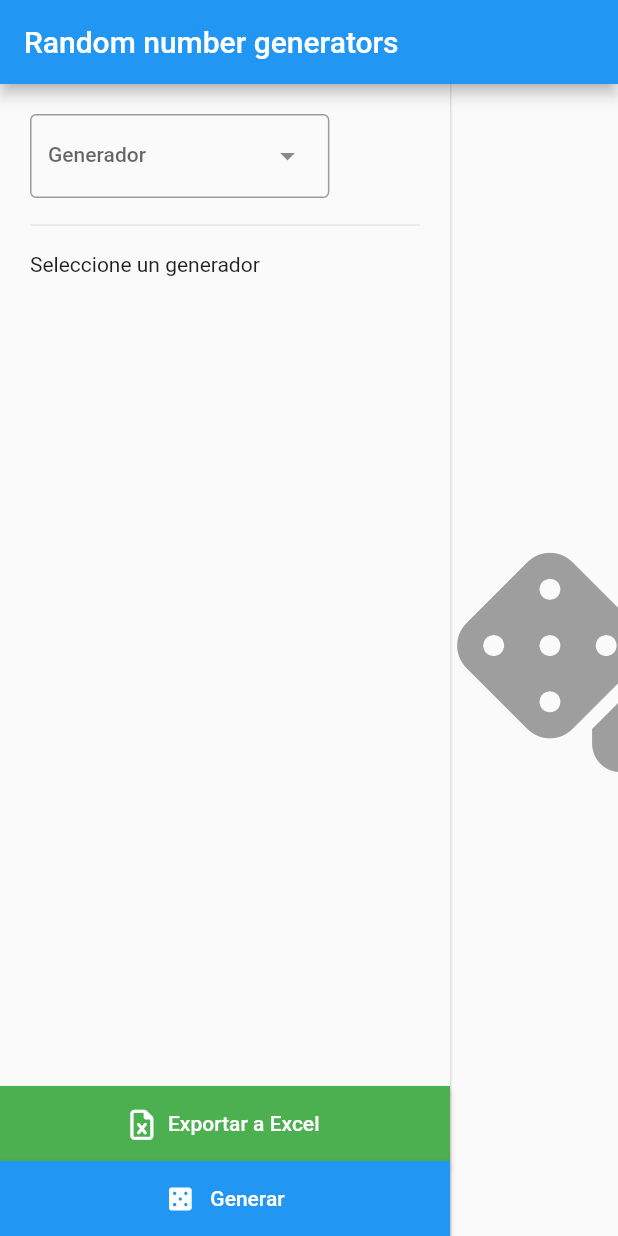
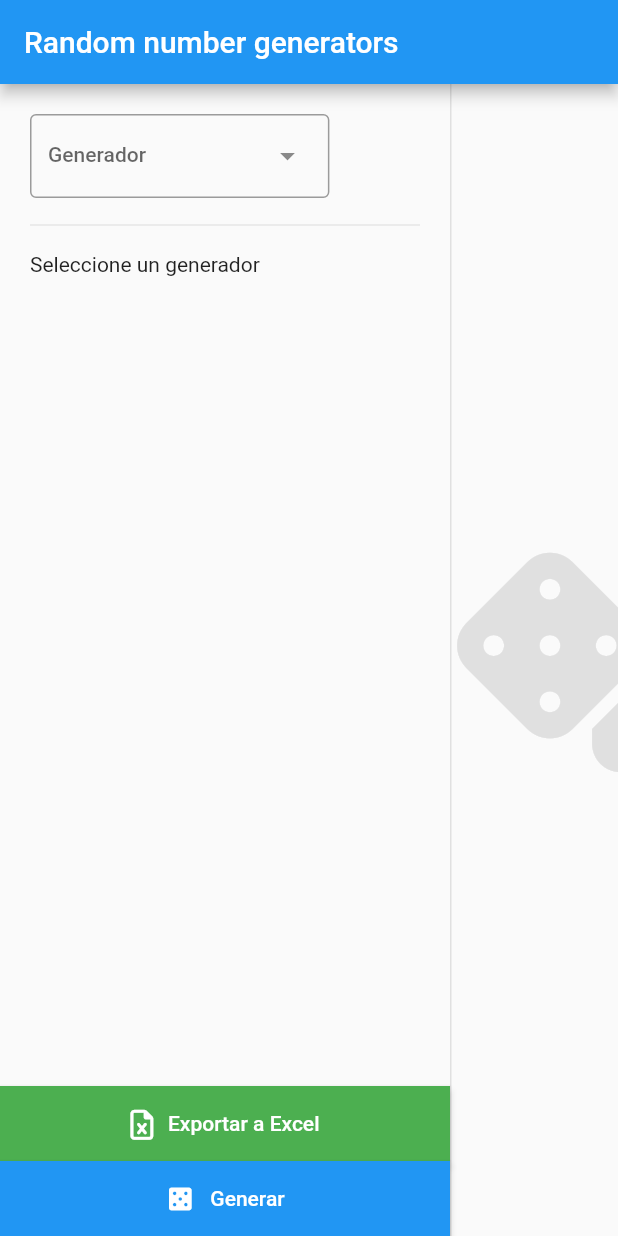
Before and after one commit to sarrietav-dev/random_generators, a Flutter app: the screen it shows after launch, on a phone screen of 412 x 824 dp. Run offline on Flutter 3.47's test engine with Material 2 defaults, Android fonts, the phone set to English and light mode, and no system bars; our stand-ins replace file_picker, font_awesome_flutter; missing offline and left inert: excel.

Commit message:
💄 Opaque the big dice icon a lil bit

```diff
--- a/lib/main.dart
+++ b/lib/main.dart
@@ -87,10 +87,10 @@ class _MyHomePageState extends State<MyHomePage> {
               ),
             )
           else
-            const Expanded(
+            Expanded(
               child: Center(
                 child: FaIcon(FontAwesomeIcons.dice,
-                    size: 150, color: Colors.grey),
+                    size: 150, color: Colors.grey.shade300),
               ),
             )
         ]));
```
